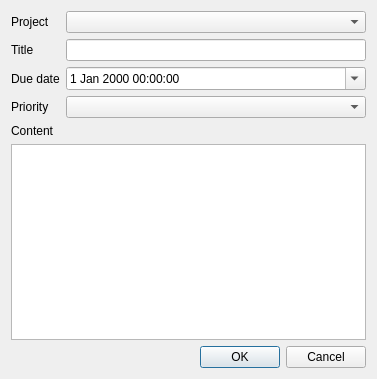
Old version of the form dialogs/dialogtask.ui in the repository crazafimahatratra/golem.
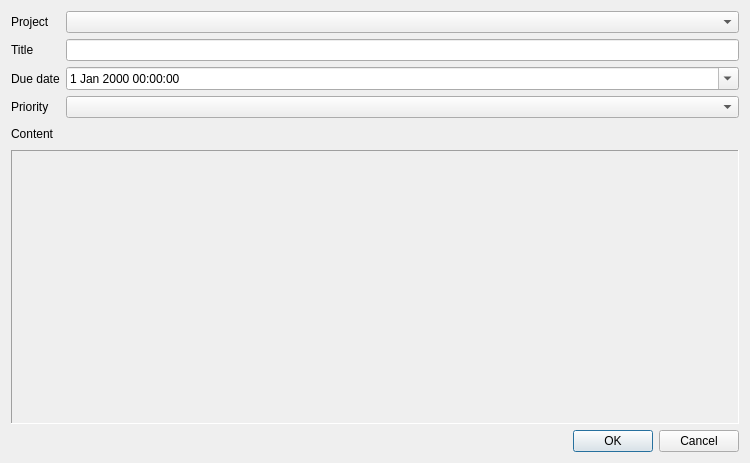
New version of the form. Custom widgets are drawn as their Qt base class.

Commit message: Rich Text Editor. closes #7

Patch:
```diff
--- a/dialogs/dialogtask.ui
+++ b/dialogs/dialogtask.ui
@@ -6,10 +6,16 @@
    <rect>
     <x>0</x>
     <y>0</y>
-    <width>377</width>
-    <height>379</height>
+    <width>750</width>
+    <height>463</height>
    </rect>
   </property>
+  <property name="minimumSize">
+   <size>
+    <width>750</width>
+    <height>463</height>
+   </size>
+  </property>
   <property name="windowTitle">
    <string>Task</string>
   </property>
@@ -43,6 +49,16 @@
        </property>
       </widget>
      </item>
+     <item row="3" column="1">
+      <widget class="QComboBox" name="comboBoxPriority"/>
+     </item>
+     <item row="3" column="0">
+      <widget class="QLabel" name="label_5">
+       <property name="text">
+        <string>Priority</string>
+       </property>
+      </widget>
+     </item>
      <item row="2" column="1">
       <widget class="QDateTimeEdit" name="dateTimeEditDueDate">
        <property name="calendarPopup">
@@ -50,26 +66,52 @@
        </property>
       </widget>
      </item>
-     <item row="4" column="0">
+     <item row="5" column="0" colspan="2">
+      <widget class="QFrame" name="frame">
+       <property name="sizePolicy">
+        <sizepolicy hsizetype="Preferred" vsizetype="Expanding">
+         <horstretch>0</horstretch>
+         <verstretch>0</verstretch>
+        </sizepolicy>
+       </property>
+       <property name="frameShape">
+        <enum>QFrame::Panel</enum>
+       </property>
+       <property name="frameShadow">
+        <enum>QFrame::Sunken</enum>
+       </property>
+       <layout class="QVBoxLayout" name="verticalLayout_2">
+        <property name="leftMargin">
+         <number>0</number>
+        </property>
+        <property name="topMargin">
+         <number>0</number>
+        </property>
+        <property name="rightMargin">
+         <number>0</number>
+        </property>
+        <property name="bottomMargin">
+         <number>0</number>
+        </property>
+        <item>
+         <widget class="RtfEditor" name="widgetRtfContent" native="true"/>
+        </item>
+       </layout>
+      </widget>
+     </item>
+     <item row="4" column="0" colspan="2">
       <widget class="QLabel" name="label_4">
+       <property name="minimumSize">
+        <size>
+         <width>0</width>
+         <height>20</height>
+        </size>
+       </property>
        <property name="text">
         <string>Content</string>
        </property>
       </widget>
      </item>
-     <item row="5" column="0" colspan="2">
-      <widget class="QTextEdit" name="textEditContent"/>
-     </item>
-     <item row="3" column="0">
-      <widget class="QLabel" name="label_5">
-       <property name="text">
-        <string>Priority</string>
-       </property>
-      </widget>
-     </item>
-     <item row="3" column="1">
-      <widget class="QComboBox" name="comboBoxPriority"/>
-     </item>
     </layout>
    </item>
    <item>
@@ -108,6 +150,14 @@
    </item>
   </layout>
  </widget>
+ <customwidgets>
+  <customwidget>
+   <class>RtfEditor</class>
+   <extends>QWidget</extends>
+   <header>qtkit/WidgetUtils/rtfeditor.h</header>
+   <container>1</container>
+  </customwidget>
+ </customwidgets>
  <tabstops>
   <tabstop>comboBoxProject</tabstop>
   <tabstop>lineEditTitle</tabstop>
```
Left out of the diff: 1 changed line with no effect on the pictures. The commit also changes 4 other files.
